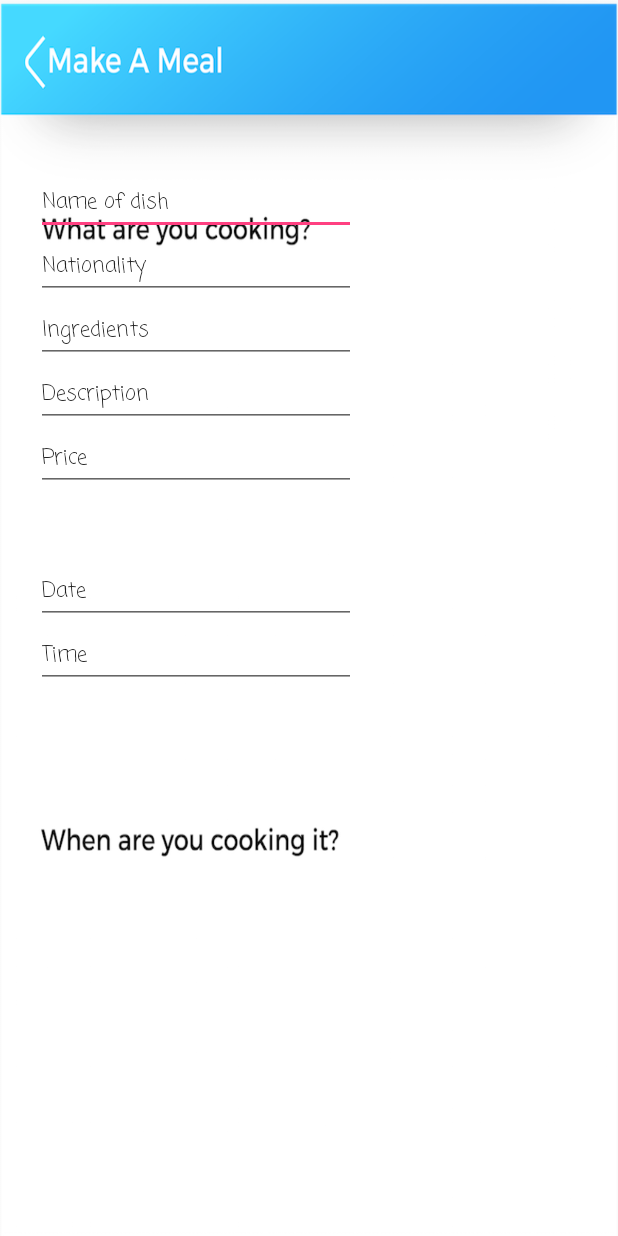
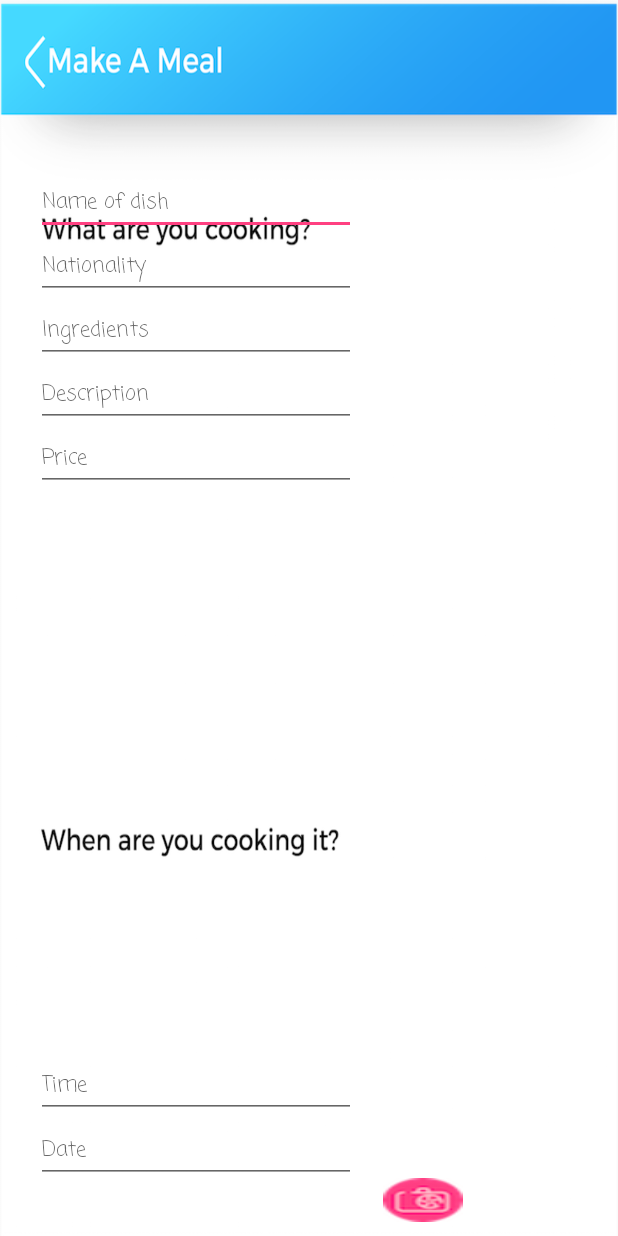
Before and after one commit to jabumeri/Homcook, an Android app: the makeameal screen opened directly, with no data from a screen before it, on a phone screen of 412 x 824 dp. Run offline under Robolectric (Android 15) with nearby library versions, the light colour scheme and no system bars.

Commit message:
images and buttons

```diff
--- a/app/src/main/res/layout/buyameal.xml
+++ b/app/src/main/res/layout/buyameal.xml
@@ -1,6 +1,6 @@
 <?xml version="1.0" encoding="utf-8"?>
-<LinearLayout xmlns:android="http://schemas.android.com/apk/res/android"
+<RelativeLayout xmlns:android="http://schemas.android.com/apk/res/android"
     android:layout_width="match_parent"
     android:layout_height="match_parent">
 
-</LinearLayout>
+</RelativeLayout>
--- a/app/src/main/res/layout/makeameal.xml
+++ b/app/src/main/res/layout/makeameal.xml
@@ -1,5 +1,5 @@
 <?xml version="1.0" encoding="utf-8"?>
-<LinearLayout xmlns:android="http://schemas.android.com/apk/res/android"
+<RelativeLayout xmlns:android="http://schemas.android.com/apk/res/android"
     xmlns:tools="http://schemas.android.com/tools"
     android:layout_width="match_parent"
     android:layout_height="match_parent"
@@ -13,7 +13,7 @@
             android:layout_width="wrap_content"
             android:layout_height="wrap_content"
             android:inputType="textPersonName"
-            android:text="Name of dish"
+            android:hint="Name of dish"
             android:ems="10"
             android:id="@+id/editText"
             android:layout_alignParentTop="true"
@@ -30,7 +30,7 @@
             android:layout_width="wrap_content"
             android:layout_height="wrap_content"
             android:inputType="textPersonName"
-            android:text="Nationality"
+            android:hint="Nationality"
             android:ems="10"
             android:layout_below="@+id/editText"
             android:layout_alignRight="@+id/editText"
@@ -43,7 +43,7 @@
             android:layout_width="wrap_content"
             android:layout_height="wrap_content"
             android:inputType="textPersonName"
-            android:text="Ingredients"
+            android:hint="Ingredients"
             android:ems="10"
             android:id="@+id/editText3"
             android:layout_below="@+id/editText2"
@@ -56,7 +56,7 @@
             android:layout_width="wrap_content"
             android:layout_height="wrap_content"
             android:inputType="textPersonName"
-            android:text="Description"
+            android:hint="Description"
             android:ems="10"
             android:layout_below="@+id/editText3"
             android:layout_alignRight="@+id/editText3"
@@ -69,7 +69,7 @@
             android:layout_width="wrap_content"
             android:layout_height="wrap_content"
             android:inputType="textPersonName"
-            android:text="Price"
+            android:hint="Price"
             android:ems="10"
             android:id="@+id/editText5"
             android:layout_below="@+id/editText4"
@@ -82,28 +82,42 @@
             android:layout_width="wrap_content"
             android:layout_height="wrap_content"
             android:inputType="textPersonName"
-            android:text="Date"
+            android:hint="Date"
             android:ems="10"
-            android:layout_below="@+id/editText5"
-            android:layout_alignRight="@+id/editText5"
-            android:layout_alignEnd="@+id/editText5"
-            android:layout_marginTop="46dp"
-            android:id="@+id/editText6"
+            android:id="@+id/editText10"
+            android:layout_marginBottom="35dp"
             android:fontFamily="casual"
-            android:textSize="14sp" />
+            android:textSize="14sp"
+            android:layout_alignParentBottom="true"
+            android:layout_alignLeft="@+id/editText6"
+            android:layout_alignStart="@+id/editText6" />
 
         <EditText
             android:layout_width="wrap_content"
             android:layout_height="wrap_content"
             android:inputType="textPersonName"
-            android:text="Time"
+            android:hint="Time"
             android:ems="10"
-            android:id="@+id/editText7"
-            android:layout_below="@+id/editText6"
-            android:layout_alignLeft="@+id/editText6"
-            android:layout_alignStart="@+id/editText6"
+            android:id="@+id/editText6"
             android:fontFamily="casual"
-            android:textSize="14sp" />
+            android:textSize="14sp"
+            android:layout_alignBottom="@+id/editText10"
+            android:layout_alignLeft="@+id/editText5"
+            android:layout_alignStart="@+id/editText5"
+            android:layout_marginBottom="43dp" />
+
+        <Button
+            android:layout_width="wrap_content"
+            android:layout_height="wrap_content"
+            android:id="@+id/camera_button"
+            android:background="@drawable/camera"
+            android:scaleX=".6"
+            android:scaleY=".6"
+            android:layout_alignParentBottom="true"
+            android:layout_alignParentRight="true"
+            android:layout_alignParentEnd="true"
+            android:layout_marginRight="86dp"
+            android:layout_marginEnd="86dp" />
 
     </RelativeLayout>
-</LinearLayout>
+</RelativeLayout>
```
Also changed, not shown: app/src/main/res/layout/activity_main.xml (+23 -25 lines), app/src/main/res/drawable/camera.png, app/src/main/res/drawable/choose.png (added).
